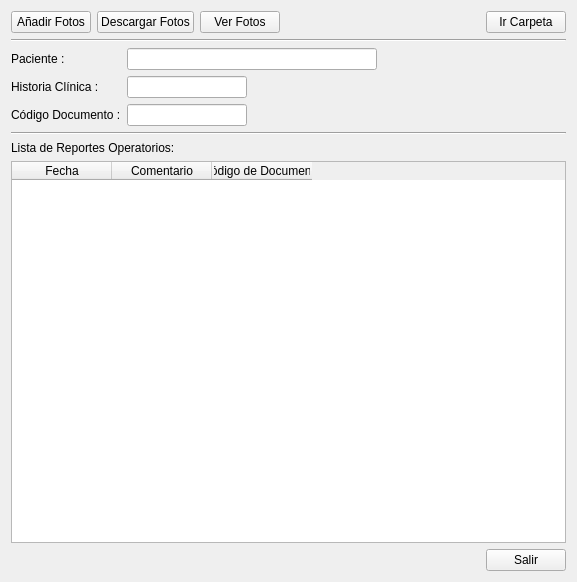
Qt form fotos_ui.ui (rodety/Clinica) before a commit.
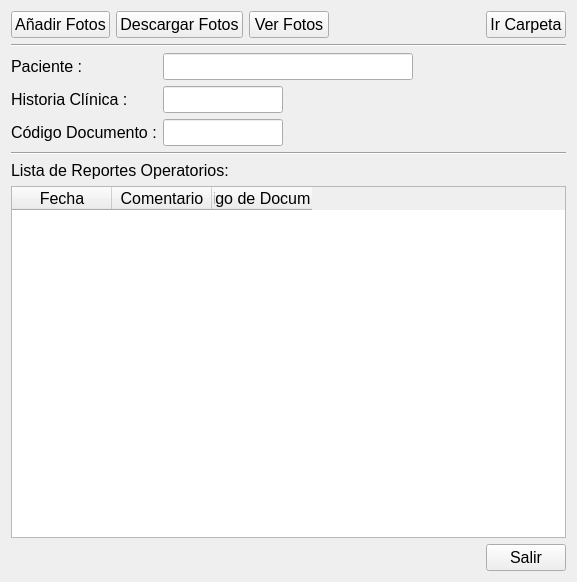
The same form after that commit. Icons and pictures are not drawn.

The edit to the form file:
```diff
--- a/fotos_ui.ui
+++ b/fotos_ui.ui
@@ -20,6 +20,11 @@
       <layout class="QGridLayout" name="gridLayout">
        <item row="0" column="0">
         <widget class="QPushButton" name="pushButton_uploadPicture">
+         <property name="font">
+          <font>
+           <pointsize>12</pointsize>
+          </font>
+         </property>
          <property name="text">
           <string>Añadir Fotos</string>
          </property>
@@ -37,6 +42,11 @@
        </item>
        <item row="0" column="1">
         <widget class="QPushButton" name="pushButton_downloadPicture">
+         <property name="font">
+          <font>
+           <pointsize>12</pointsize>
+          </font>
+         </property>
          <property name="text">
           <string>Descargar Fotos</string>
          </property>
@@ -54,6 +64,11 @@
        </item>
        <item row="0" column="2">
         <widget class="QPushButton" name="pushButton_showPictures">
+         <property name="font">
+          <font>
+           <pointsize>12</pointsize>
+          </font>
+         </property>
          <property name="text">
           <string>Ver Fotos</string>
          </property>
@@ -71,6 +86,11 @@
        </item>
        <item row="0" column="3">
         <spacer name="horizontalSpacer">
+         <property name="font">
+          <font>
+           <pointsize>12</pointsize>
+          </font>
+         </property>
          <property name="orientation">
           <enum>Qt::Horizontal</enum>
          </property>
@@ -84,6 +104,11 @@
        </item>
        <item row="0" column="4">
         <widget class="QPushButton" name="pushButton_goFilePicture">
+         <property name="font">
+          <font>
+           <pointsize>12</pointsize>
+          </font>
+         </property>
          <property name="text">
           <string>Ir Carpeta</string>
          </property>
@@ -103,6 +128,11 @@
      </item>
      <item row="1" column="0">
       <widget class="Line" name="line">
+       <property name="font">
+        <font>
+         <pointsize>12</pointsize>
+        </font>
+       </property>
        <property name="orientation">
         <enum>Qt::Horizontal</enum>
        </property>
@@ -114,6 +144,11 @@
         <layout class="QGridLayout" name="gridLayout_2">
          <item row="0" column="0">
           <widget class="QLabel" name="label">
+           <property name="font">
+            <font>
+             <pointsize>12</pointsize>
+            </font>
+           </property>
            <property name="text">
             <string>Paciente :</string>
            </property>
@@ -133,6 +168,11 @@
              <height>16777215</height>
             </size>
            </property>
+           <property name="font">
+            <font>
+             <pointsize>12</pointsize>
+            </font>
+           </property>
            <property name="readOnly">
             <bool>true</bool>
            </property>
@@ -140,6 +180,11 @@
          </item>
          <item row="1" column="0">
           <widget class="QLabel" name="label_3">
+           <property name="font">
+            <font>
+             <pointsize>12</pointsize>
+            </font>
+           </property>
            <property name="text">
             <string>Historia Clínica :</string>
            </property>
@@ -165,6 +210,11 @@
              <height>16777215</height>
             </size>
            </property>
+           <property name="font">
+            <font>
+             <pointsize>12</pointsize>
+            </font>
+           </property>
            <property name="readOnly">
             <bool>true</bool>
            </property>
@@ -172,6 +222,11 @@
          </item>
          <item row="2" column="0">
           <widget class="QLabel" name="label_4">
+           <property name="font">
+            <font>
+             <pointsize>12</pointsize>
+            </font>
+           </property>
            <property name="text">
             <string>Código Documento :</string>
            </property>
@@ -197,6 +252,11 @@
              <height>16777215</height>
             </size>
            </property>
+           <property name="font">
+            <font>
+             <pointsize>12</pointsize>
+            </font>
+           </property>
            <property name="readOnly">
             <bool>true</bool>
            </property>
@@ -206,6 +266,11 @@
        </item>
        <item row="0" column="1">
         <spacer name="horizontalSpacer_3">
+         <property name="font">
+          <font>
+           <pointsize>12</pointsize>
+          </font>
+         </property>
          <property name="orientation">
           <enum>Qt::Horizontal</enum>
          </property>
@@ -221,6 +286,11 @@
      </item>
      <item row="3" column="0">
       <widget class="Line" name="line_2">
+       <property name="font">
+        <font>
+         <pointsize>12</pointsize>
+        </font>
+       </property>
        <property name="orientation">
         <enum>Qt::Horizontal</enum>
        </property>
@@ -230,6 +300,11 @@
       <layout class="QGridLayout" name="gridLayout_4">
        <item row="0" column="0">
         <widget class="QLabel" name="label_2">
+         <property name="font">
+          <font>
+           <pointsize>12</pointsize>
+          </font>
+         </property>
          <property name="text">
           <string>Lista de Reportes Operatorios:</string>
          </property>
@@ -237,6 +312,11 @@
        </item>
        <item row="1" column="0">
         <widget class="QTableWidget" name="tableWidget_reporteOperatorio">
+         <property name="font">
+          <font>
+           <pointsize>12</pointsize>
+          </font>
+         </property>
          <property name="alternatingRowColors">
           <bool>true</bool>
          </property>
@@ -284,6 +364,11 @@
       <layout class="QGridLayout" name="gridLayout_5">
        <item row="0" column="0">
         <spacer name="horizontalSpacer_2">
+         <property name="font">
+          <font>
+           <pointsize>12</pointsize>
+          </font>
+         </property>
          <property name="orientation">
           <enum>Qt::Horizontal</enum>
          </property>
@@ -297,6 +382,11 @@
        </item>
        <item row="0" column="1">
         <widget class="QPushButton" name="pushButton_5">
+         <property name="font">
+          <font>
+           <pointsize>12</pointsize>
+          </font>
+         </property>
          <property name="text">
           <string>Salir</string>
          </property>
```
